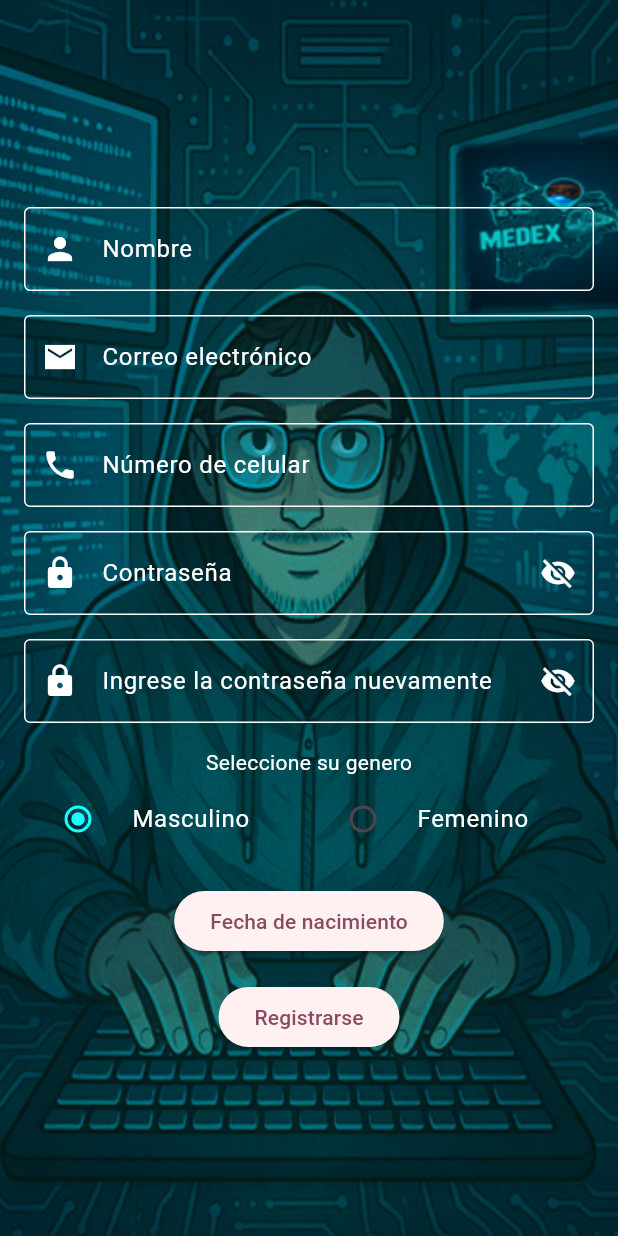
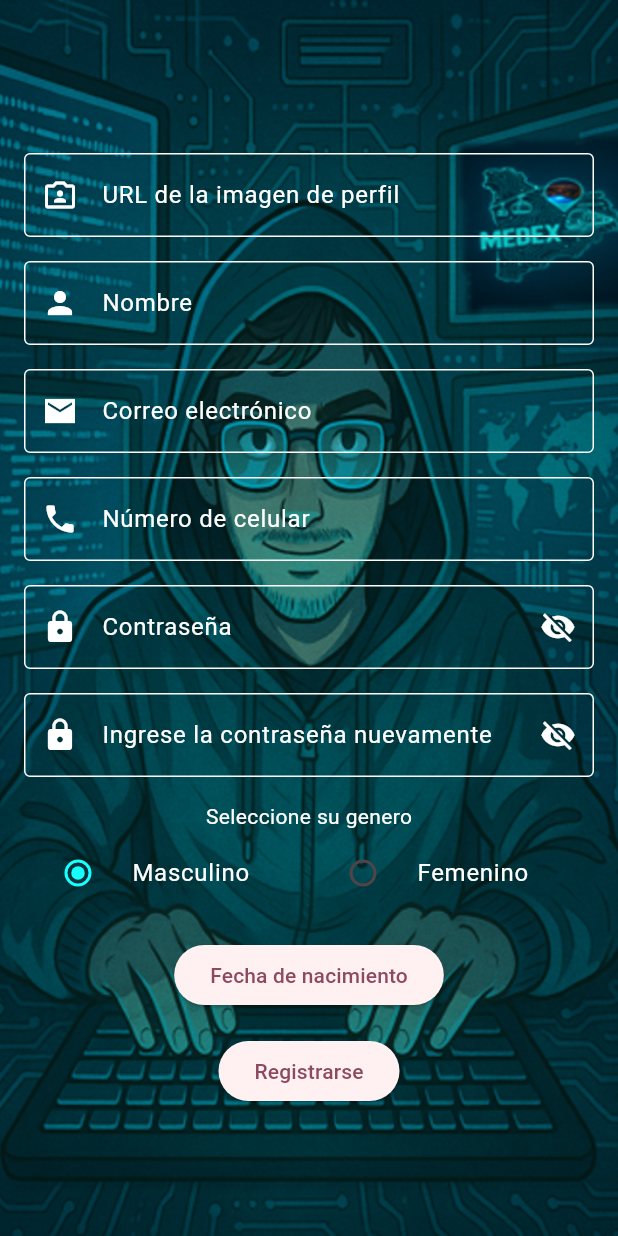
Before and after one commit to jose19990705/ProyectoFinal, a Flutter app: the AdminRConfirmado screen opened directly, on a phone screen of 412 x 824 dp. Run offline on Flutter 3.47's test engine with Material 3 defaults, Android fonts, the phone set to English and light mode, and no system bars; our stand-ins replace cloud_firestore, firebase_auth, firebase_core, firebase_crashlytics, flutter_map, flutter_rating_bar and 2 more; accounts and stored records are empty.

```diff
--- a/lib/pages/admin_r_confirmado.dart
+++ b/lib/pages/admin_r_confirmado.dart
@@ -27,6 +27,7 @@ class _AdminRConfirmadoState extends State<AdminRConfirmado> {
   final _cellphone =TextEditingController();
   final _password = TextEditingController();
   final _repassword = TextEditingController();
+  final _urlImage = TextEditingController();
 
   final FirebaseApi _firebaseApi = FirebaseApi();
 
@@ -49,7 +50,25 @@ class _AdminRConfirmadoState extends State<AdminRConfirmado> {
                 child: Column(
                   mainAxisAlignment: MainAxisAlignment.center,
                   children: [
+                    SizedBox(height: 16,), // espacio entre widgets
+                    TextFormField(
+                      style: const TextStyle(color: Colors.white),
+                      controller: _urlImage,
+                      decoration: const InputDecoration(
+                          border: OutlineInputBorder(),
+                          labelText: "URL de la imagen de perfil",
+                          prefixIcon: Icon(Icons.photo_camera_front_outlined,color: Colors.white,),
+                          labelStyle: const TextStyle(color: Colors.white),
+                          enabledBorder: const OutlineInputBorder(
+                              borderSide: BorderSide(color: Colors.white)
+                          ),
+                          focusedBorder: const OutlineInputBorder(
+                              borderSide: BorderSide(color: Colors.white,width: 2.0)
+                          )
 
+                      ),
+                      keyboardType: TextInputType.webSearch,
+                    ), // Url de la imagen de perfil
                     SizedBox(height: 16,), // espacio entre widgets
                     TextFormField(
                       style: const TextStyle(color: Colors.white),
@@ -281,7 +300,7 @@ class _AdminRConfirmadoState extends State<AdminRConfirmado> {
       showMsg("Revise su conexion a internet");
     } else{
       var genre = (_genre == Genre.male) ? "Masculino":"Femenino";
-      var _user = UserAdmin(result, _name.text, _email.text, genre, _bornDate, _cellphone.text, "", "Administrador");
+      var _user = UserAdmin(result, _name.text, _email.text, genre, _bornDate, _cellphone.text, _urlImage, "Administrador");
       createUserIDB(_user);
 
     }
--- a/lib/pages/models/useradmin.dart
+++ b/lib/pages/models/useradmin.dart
@@ -10,7 +10,7 @@ class UserAdmin{
   var _usertype;
 
 
-  UserAdmin(this._uid, this._name, this._emai, this._genre, this._bornDate,
+  UserAdmin(this._uid ,this._name, this._emai, this._genre, this._bornDate,
       this._cellphone, this._urlPicture, this._usertype);
 
 
```
Also changed, not shown: lib/pages/home_Navigation_Bar_Page.dart (+14 -2 lines).
